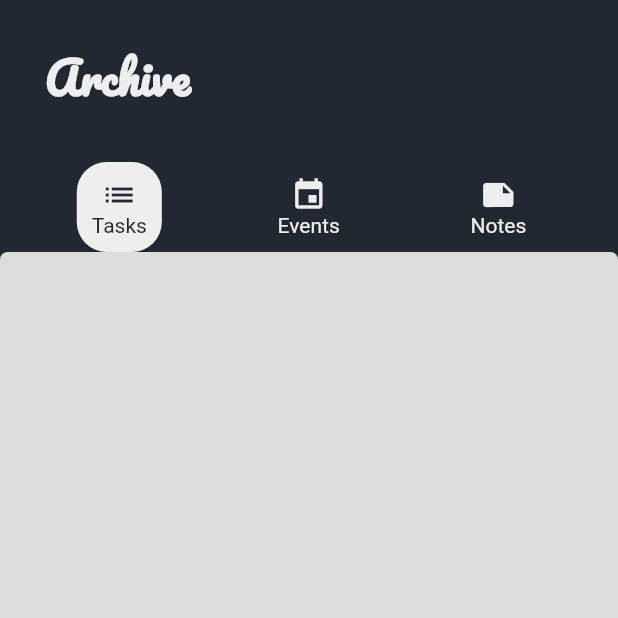
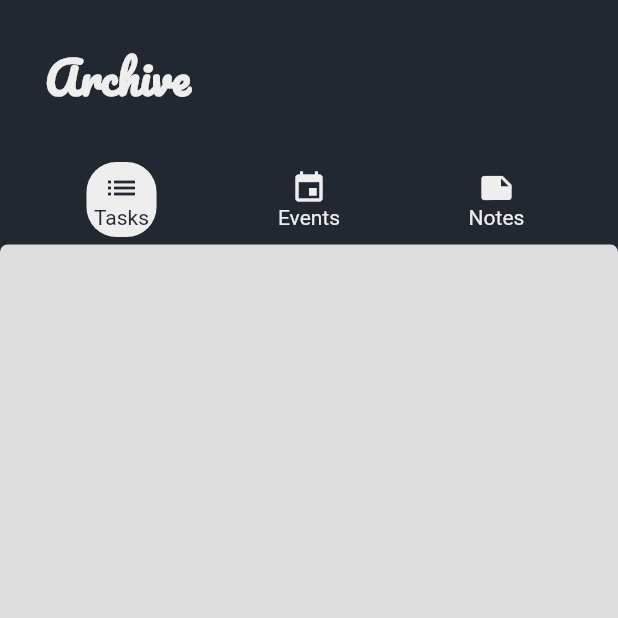
Before and after one commit to Abderraouf99/Assistant, a Flutter app: the ArchiveScreen screen opened by its route, on a phone screen of 412 x 824 dp, the top half of it. Run offline on Flutter 3.47's test engine with Material 2 defaults, Android fonts, the phone set to English and light mode, and no system bars; our stand-ins replace adaptive_dialog, animated_text_kit, cloud_firestore, firebase_auth, firebase_core, flutter_local_notifications and 2 more; accounts and stored records are empty.

Commit message:
Minor UI updates

```diff
--- a/lib/Screens/ArchiveScreen.dart
+++ b/lib/Screens/ArchiveScreen.dart
@@ -18,7 +18,10 @@ class ArchiveScreen extends StatefulWidget {
 class _ArchiveScreenState extends State<ArchiveScreen> {
   Widget _determineSubPage() {
     if (page == 0) {
-      return TaskArchiveList();
+      return Container(
+        padding: EdgeInsets.symmetric(horizontal: 20),
+        child: TaskArchiveList(),
+      );
     } else if (page == 1) {
       return EventArchiveList();
     } else {
@@ -76,7 +79,6 @@ class _ArchiveScreenState extends State<ArchiveScreen> {
             Expanded(
               child: Container(
                 child: _determineSubPage(),
-                padding: EdgeInsets.symmetric(horizontal: 10),
                 decoration: kRoundedContainerDecorator.copyWith(
                   color: Theme.of(context).primaryColorDark,
                 ),
--- a/lib/Screens/TaskScreen.dart
+++ b/lib/Screens/TaskScreen.dart
@@ -2,7 +2,8 @@ import 'package:flutter/material.dart';
 import 'package:to_do_app/Screens/EditAddTaskScreen.dart';
 import 'package:to_do_app/Widgets/PageHeader.dart';
 import 'package:to_do_app/Widgets/SideNavigationDrawer.dart';
-import 'file:///C:/Users/abder/Documents/Assistant/lib/Widgets/TasksLists/TaskList.dart';
+import 'package:to_do_app/Widgets/TasksLists/TaskList.dart';
+
 import 'package:to_do_app/constants.dart';
 import 'package:to_do_app/models/DataFirebase.dart';
 import 'package:to_do_app/models/DataTask.dart';
--- a/lib/Widgets/SideNavigationDrawer.dart
+++ b/lib/Widgets/SideNavigationDrawer.dart
@@ -11,6 +11,7 @@ class DrawerCustom extends StatelessWidget {
     return SafeArea(
       child: Drawer(
         child: ListView(
+
           padding: EdgeInsets.zero,
           children: [
             SizedBox(
@@ -69,7 +70,6 @@ class DrawerCustom extends StatelessWidget {
               },
             ),
             Divider(),
-
             ListTile(
               leading: Icon(Icons.archive),
               title: Text(
@@ -96,7 +96,7 @@ class DrawerCustom extends StatelessWidget {
                 Navigator.pushNamed(context, BinScreen.id);
               },
             ),
-            ListTile(),
+
           ],
         ),
       ),
--- a/lib/Widgets/TaskTile.dart
+++ b/lib/Widgets/TaskTile.dart
@@ -14,7 +14,7 @@ class TaskTile extends StatelessWidget {
   Widget build(BuildContext context) {
     return Container(
       margin: EdgeInsets.symmetric(
-        vertical: 10,
+        vertical: 5,
       ),
       decoration: BoxDecoration(
         borderRadius: BorderRadius.circular(5),
--- a/lib/Widgets/TopBarSelectors.dart
+++ b/lib/Widgets/TopBarSelectors.dart
@@ -16,7 +16,8 @@ class TopBarSelectors extends StatelessWidget {
       shape: CircleBorder(),
       onPressed: onPressed,
       child: Container(
-        padding: EdgeInsets.all(10),
+        padding: EdgeInsets.all(5),
+        margin: EdgeInsets.only(bottom: 5),
         decoration: colorCondition
             ? BoxDecoration(
                 color: Color(0xffEEEEEE),
```
Also changed, not shown: lib/Widgets/EventInfoTile.dart (+6 -4 lines), lib/Widgets/TasksLists/TaskArchieveList.dart (+12 -9 lines), lib/Widgets/TasksLists/TaskList.dart (+45 -24 lines), 1 other file.
